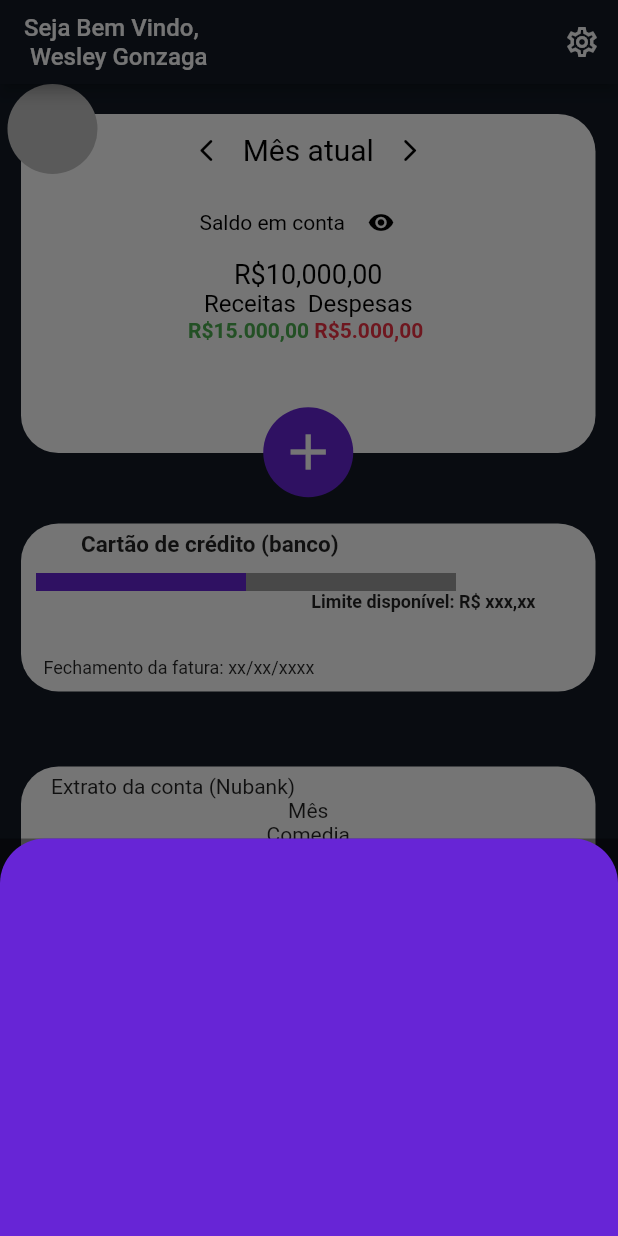
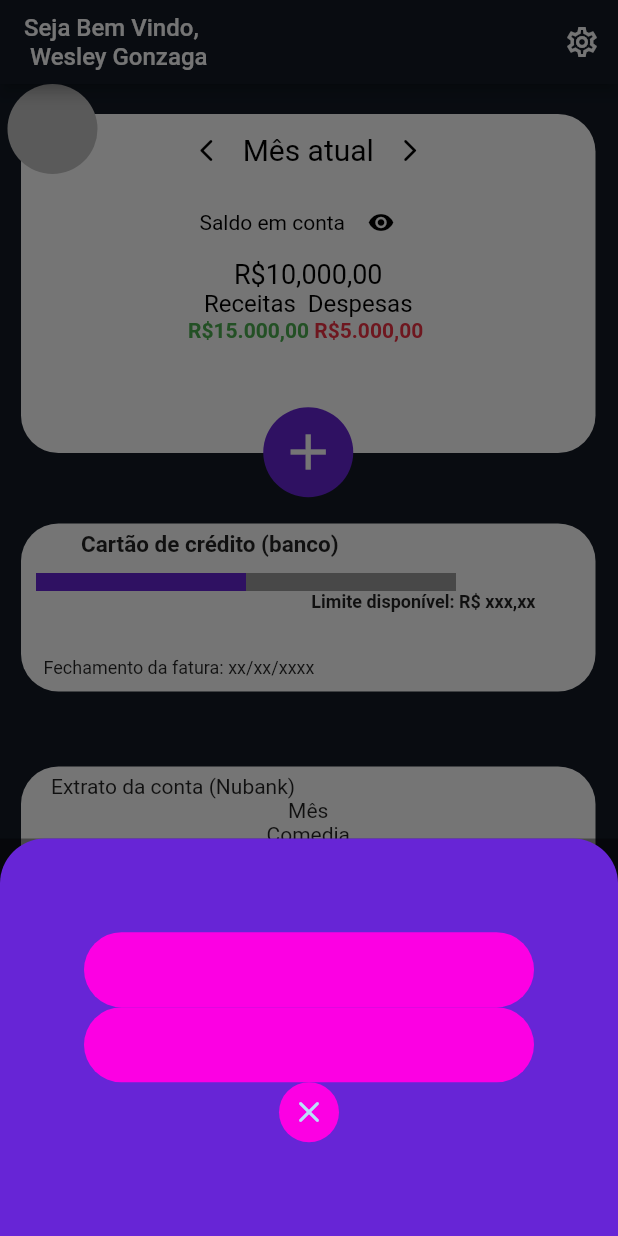
Before and after one commit to Mateusvff/FinX, a Flutter app: the screen it shows after launch, after a tap on the "add" icon, on a phone screen of 412 x 824 dp. Run offline on Flutter 3.47's test engine with Material 2 defaults, Android fonts, the phone set to English and light mode, and no system bars; drawn by our look-alikes of percent_indicator.

Commit message:
V1.059
Mudancas no container do +

```diff
--- a/lib/screens/home.dart
+++ b/lib/screens/home.dart
@@ -167,6 +167,33 @@ class _HomeState extends State<Home> {
                                     borderRadius: const BorderRadius.only(
                                         topLeft: Radius.circular(30),
                                         topRight: Radius.circular(30))),
+                                child: Column(
+                                  mainAxisAlignment: MainAxisAlignment.center,
+                                  children: [
+                                    Container(
+                                      width: 300,
+                                      height: 50,
+                                      decoration: BoxDecoration(
+                                          color: customPink,
+                                          borderRadius: const BorderRadius.all(
+                                              Radius.circular(25))),
+                                    ),
+                                    Container(
+                                      width: 300,
+                                      height: 50,
+                                      decoration: BoxDecoration(
+                                          color: customPink,
+                                          borderRadius: const BorderRadius.all(
+                                              Radius.circular(25))),
+                                    ),
+                                    CircleAvatar(
+                                      backgroundColor: customPink,
+                                      child: IconButton(
+                                          icon: Icon(Icons.close_rounded),
+                                          onPressed: () {}),
+                                    )
+                                  ],
+                                ),
                               );
                             });
                       }, /* Abre container de Adicionar Despesa ou Receita */
```
